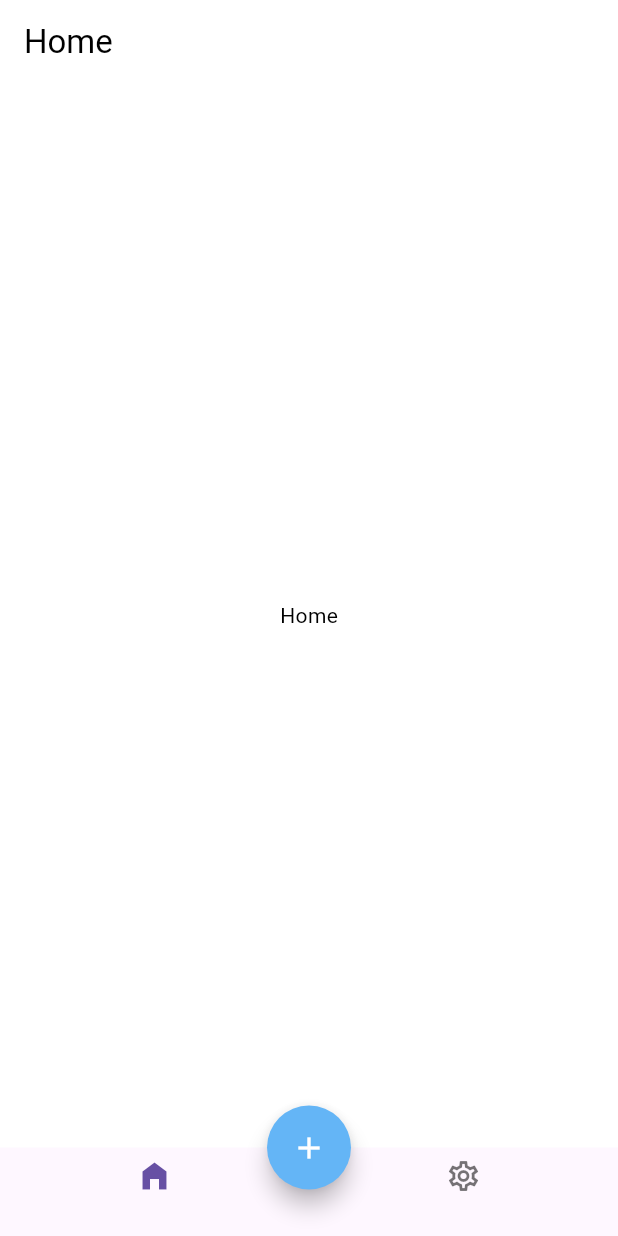
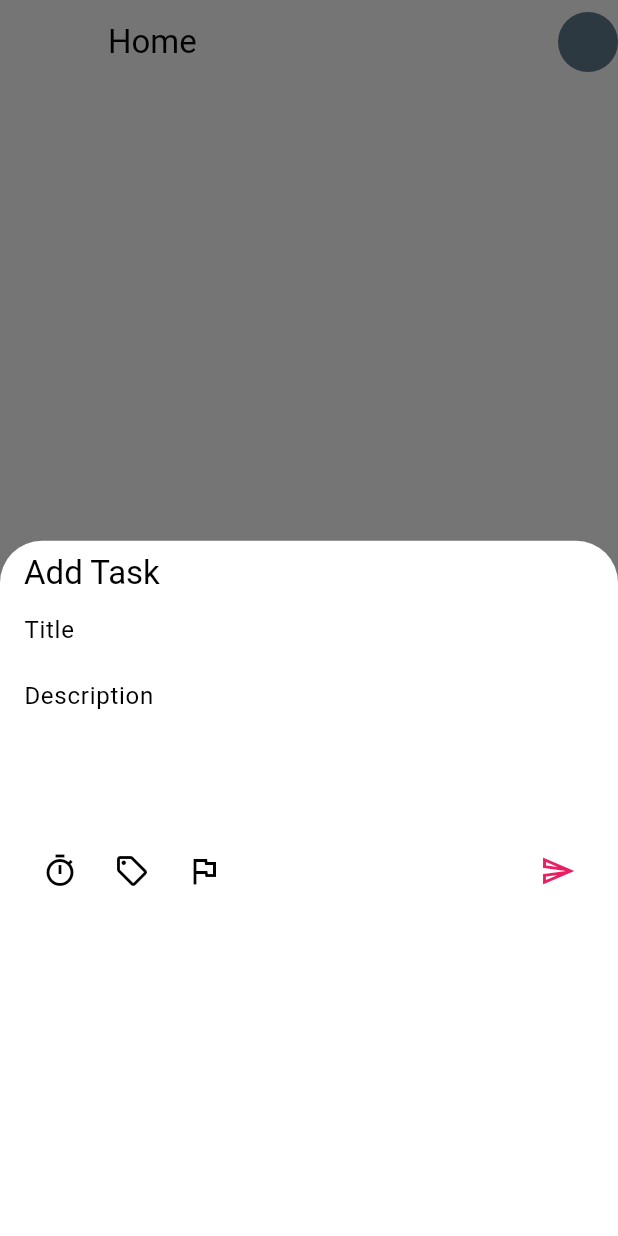
Before and after one commit to IamHuaruHafiz/What-To-Do, a Flutter app: the screen it shows after launch, after a tap on the "add" icon, on a phone screen of 412 x 824 dp. Run offline on Flutter 3.47's test engine with Material 3 defaults, Android fonts, the phone set to English and light mode, and no system bars; our stand-ins replace sqflite; accounts and stored records are empty.

Commit message:
fourth commit

```diff
--- a/lib/screens/home.dart
+++ b/lib/screens/home.dart
@@ -11,8 +11,13 @@ class _HomeScreenState extends State<HomeScreen> {
   @override
   Widget build(BuildContext context) {
     return Scaffold(
+      drawer: const Drawer(),
       appBar: AppBar(
+        iconTheme: const IconThemeData(color: Colors.white),
         title: const Text("Home"),
+        actions: const [
+          CircleAvatar(),
+        ],
       ),
       body: const Center(
         child: Text("Home"),
--- a/lib/screens/navigation.dart
+++ b/lib/screens/navigation.dart
@@ -1,6 +1,7 @@
 import 'package:flutter/material.dart';
 import 'package:what_to_do/screens/home.dart';
 import 'package:what_to_do/screens/settings.dart';
+import 'package:what_to_do/widgets/add_task_button.dart';
 
 class NavigationScreen extends StatefulWidget {
   const NavigationScreen({super.key});
@@ -18,20 +19,13 @@ class _NavigationScreenState extends State<NavigationScreen> {
   @override
   Widget build(BuildContext context) {
     return Scaffold(
-      floatingActionButton: FloatingActionButton(
-        shape: RoundedRectangleBorder(borderRadius: BorderRadius.circular(50)),
-        onPressed: () {},
-        child: const Icon(Icons.add_outlined),
-      ),
+      floatingActionButton: const FloatingButton(),
       floatingActionButtonLocation:
           FloatingActionButtonLocation.miniCenterDocked,
-      bottomNavigationBar: Theme(
-        data: ThemeData(
-          splashColor: Colors.transparent,
-          highlightColor: Colors.transparent,
-        ),
-        child: BottomNavigationBar(
-            backgroundColor: null,
+      bottomNavigationBar: BottomNavigationBar(
+          unselectedItemColor: Colors.black,
+          selectedItemColor: Colors.white,
+          backgroundColor: Colors.black38,
           onTap: (val) {
             setState(() {
               currentIndex = val;
@@ -50,7 +44,6 @@ class _NavigationScreenState extends State<NavigationScreen> {
               icon: Icon(Icons.settings_outlined),
             )
           ]),
-      ),
       backgroundColor: Theme.of(context).colorScheme.background,
       body: _widgetOptions[currentIndex],
     );
--- a/lib/theme/theme.dart
+++ b/lib/theme/theme.dart
@@ -4,13 +4,13 @@ ThemeData lightTheme = ThemeData(
     brightness: Brightness.light,
     colorScheme: ColorScheme.light(
       background: Colors.white,
-      primary: Colors.blue.shade300,
+      primary: Colors.blueGrey.shade500,
       secondary: Colors.black12,
     ));
 ThemeData darkTheme = ThemeData(
     brightness: Brightness.dark,
     colorScheme: ColorScheme.dark(
       background: Colors.white12,
-      primary: Colors.blue.shade800,
+      primary: Colors.blueGrey.shade900,
       secondary: Colors.white10,
     ));
--- /dev/null
+++ b/lib/widgets/add_task_button.dart
@@ -0,0 +1,40 @@
+import 'package:flutter/material.dart';
+import 'package:what_to_do/widgets/task_buttons.dart';
+import 'package:what_to_do/widgets/task_form.dart';
+
+class FloatingButton extends StatelessWidget {
+  const FloatingButton({
+    super.key,
+  });
+
+  @override
+  Widget build(BuildContext context) {
+    return FloatingActionButton(
+      shape: RoundedRectangleBorder(borderRadius: BorderRadius.circular(50)),
+      onPressed: () async {
+        await showModalBottomSheet(
+            context: context,
+            builder: (ctx) {
+              return Padding(
+                padding: const EdgeInsets.symmetric(
+                  horizontal: 16.0,
+                  vertical: 8,
+                ),
+                child: Column(
+                  crossAxisAlignment: CrossAxisAlignment.start,
+                  children: [
+                    Text(
+                      "Add Task",
+                      style: Theme.of(context).textTheme.titleLarge,
+                    ),
+                    const TaskForm(),
+                    const TaskButtons()
+                  ],
+                ),
+              );
+            });
+      },
+      child: const Icon(Icons.add_outlined),
+    );
+  }
+}
--- /dev/null
+++ b/lib/widgets/task_form.dart
@@ -0,0 +1,53 @@
+import 'package:flutter/material.dart';
+
+class TaskForm extends StatelessWidget {
+  const TaskForm({
+    super.key,
+  });
+
+  @override
+  Widget build(BuildContext context) {
+    return Form(
+      child: Column(
+        children: [
+          TextFormField(
+            textInputAction: TextInputAction.next,
+            decoration: InputDecoration(
+              hintText: "Title",
+              enabledBorder: InputBorder.none,
+              focusedBorder: const OutlineInputBorder(
+                borderRadius: BorderRadius.all(
+                  Radius.circular(12),
+                ),
+                borderSide: BorderSide(
+                  color: Colors.grey,
+                ),
+              ),
+              errorBorder: UnderlineInputBorder(
+                borderSide: BorderSide(color: Colors.red.shade500),
+              ),
+            ),
+          ),
+          TextFormField(
+            maxLines: 4,
+            decoration: InputDecoration(
+              hintText: "Description",
+              enabledBorder: InputBorder.none,
+              focusedBorder: const OutlineInputBorder(
+                borderRadius: BorderRadius.all(
+                  Radius.circular(12),
+                ),
+                borderSide: BorderSide(
+                  color: Colors.grey,
+                ),
+              ),
+              errorBorder: UnderlineInputBorder(
+                borderSide: BorderSide(color: Colors.red.shade500),
+              ),
+            ),
+          ),
+        ],
+      ),
+    );
+  }
+}
```
Also changed, not shown: lib/widgets/priority_item.dart (added, +33 -0 lines), lib/widgets/task_buttons.dart (added, +137 -0 lines). Lines whose indentation alone changed are shown as unchanged.
